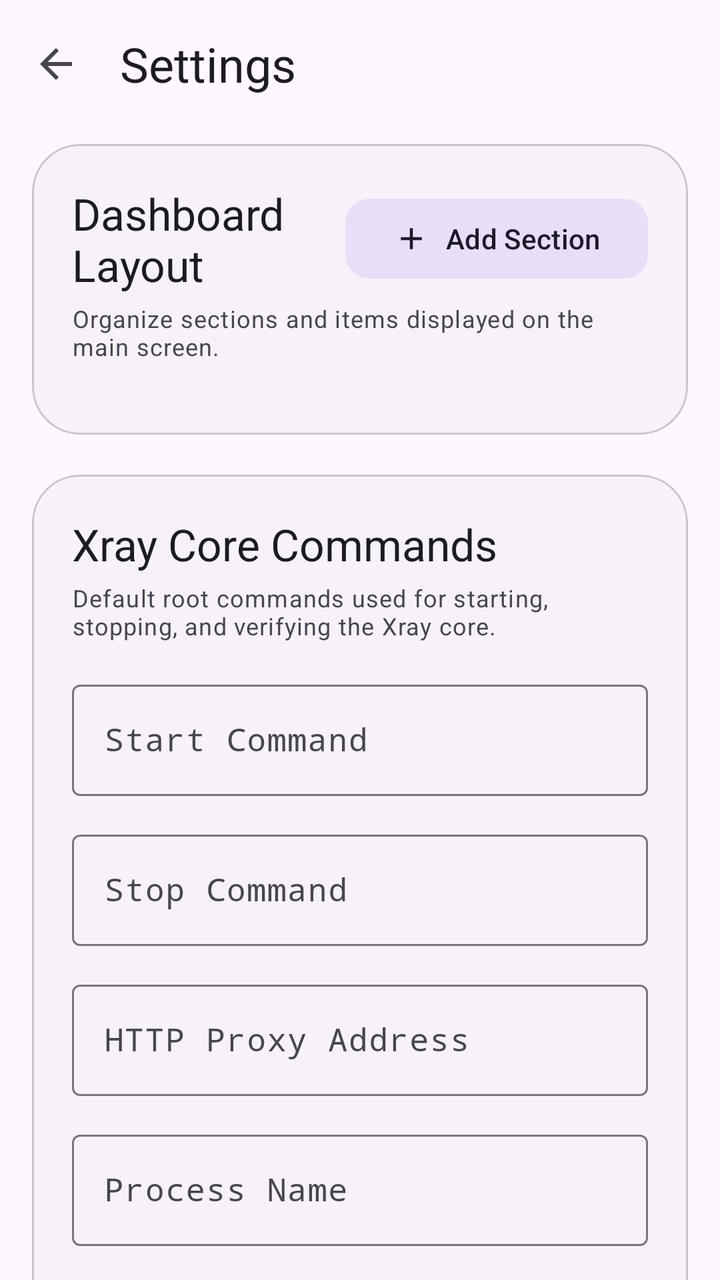
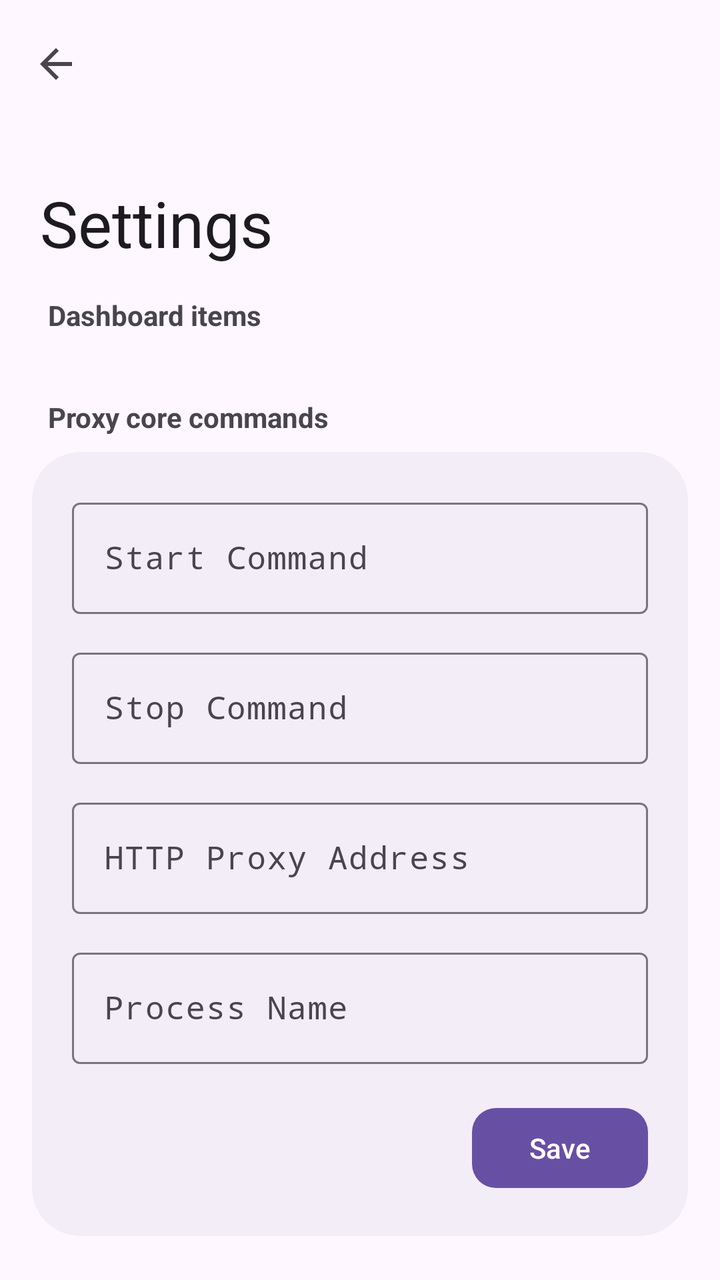

An Android layout rendered at two revisions. The XML below is the earlier revision; the diff shows what the commit changed to produce the second picture.
<!-- AndroidManifest.xml: activity theme Theme.Xray -->
<!-- res/layout/activity_settings.xml -->
<?xml version="1.0" encoding="utf-8"?>
<androidx.coordinatorlayout.widget.CoordinatorLayout
    xmlns:android="http://schemas.android.com/apk/res/android"
    xmlns:app="http://schemas.android.com/apk/res-auto"
    android:id="@+id/root_layout"
    android:layout_width="match_parent"
    android:layout_height="match_parent"
    android:background="?attr/colorSurface">

    <com.google.android.material.appbar.AppBarLayout
        android:id="@+id/appbar"
        android:layout_width="match_parent"
        android:layout_height="wrap_content"
        android:background="?attr/colorSurface"
        app:elevation="0dp">

        <com.google.android.material.appbar.MaterialToolbar
            android:id="@+id/toolbar"
            android:layout_width="match_parent"
            android:layout_height="?attr/actionBarSize"
            app:title="@string/title_settings"
            app:navigationIcon="?attr/homeAsUpIndicator"
            app:titleCentered="false"
            app:titleTextAppearance="?attr/textAppearanceHeadlineSmall" />

    </com.google.android.material.appbar.AppBarLayout>

    <androidx.core.widget.NestedScrollView
        android:id="@+id/nested_scroll_view"
        android:layout_width="match_parent"
        android:layout_height="match_parent"
        app:layout_behavior="@string/appbar_scrolling_view_behavior"
        android:clipToPadding="false"
        android:fillViewport="true">

        <LinearLayout
            android:id="@+id/scroll_content"
            android:layout_width="match_parent"
            android:layout_height="wrap_content"
            android:orientation="vertical"
            android:paddingStart="16dp"
            android:paddingEnd="16dp"
            android:paddingTop="8dp"
            android:paddingBottom="36dp">

            
            <com.google.android.material.card.MaterialCardView
                android:layout_width="match_parent"
                android:layout_height="wrap_content"
                app:cardCornerRadius="24dp"
                app:cardElevation="0dp"
                app:strokeWidth="1dp"
                app:strokeColor="?attr/colorOutlineVariant"
                app:cardBackgroundColor="?attr/colorSurfaceContainerLow"
                android:layout_marginBottom="20dp">

                <LinearLayout
                    android:layout_width="match_parent"
                    android:layout_height="wrap_content"
                    android:orientation="vertical"
                    android:padding="20dp">

                    <LinearLayout
                        android:layout_width="match_parent"
                        android:layout_height="wrap_content"
                        android:orientation="horizontal"
                        android:gravity="center_vertical"
                        android:layout_marginBottom="4dp">

                        <TextView
                            android:layout_width="0dp"
                            android:layout_height="wrap_content"
                            android:layout_weight="1"
                            android:text="@string/title_dashboard_layout"
                            android:textAppearance="?attr/textAppearanceTitleLarge"
                            android:textColor="?attr/colorOnSurface" />

                        <com.google.android.material.button.MaterialButton
                            android:id="@+id/btn_add_section"
                            android:layout_width="wrap_content"
                            android:layout_height="wrap_content"
                            android:text="@string/btn_add_section"
                            app:icon="@drawable/ic_add"
                            app:cornerRadius="12dp"
                            style="@style/Widget.Material3.Button.TonalButton" />

                    </LinearLayout>

                    <TextView
                        android:layout_width="wrap_content"
                        android:layout_height="wrap_content"
                        android:text="@string/desc_dashboard_layout"
                        android:textAppearance="?attr/textAppearanceBodySmall"
                        android:textColor="?attr/colorOnSurfaceVariant"
                        android:layout_marginBottom="16dp" />

                    
                    <LinearLayout
                        android:id="@+id/container_settings_sections"
                        android:layout_width="match_parent"
                        android:layout_height="wrap_content"
                        android:orientation="vertical" />

                </LinearLayout>

            </com.google.android.material.card.MaterialCardView>

            
            <com.google.android.material.card.MaterialCardView
                android:layout_width="match_parent"
                android:layout_height="wrap_content"
                app:cardCornerRadius="24dp"
                app:cardElevation="0dp"
                app:strokeWidth="1dp"
                app:strokeColor="?attr/colorOutlineVariant"
                app:cardBackgroundColor="?attr/colorSurfaceContainerLow"
                android:layout_marginBottom="20dp">

                <LinearLayout
                    android:layout_width="match_parent"
                    android:layout_height="wrap_content"
                    android:orientation="vertical"
                    android:padding="20dp">

                    <TextView
                        android:layout_width="wrap_content"
                        android:layout_height="wrap_content"
                        android:text="@string/title_xray_commands"
                        android:textAppearance="?attr/textAppearanceTitleLarge"
                        android:textColor="?attr/colorOnSurface" />

                    <TextView
                        android:layout_width="wrap_content"
                        android:layout_height="wrap_content"
                        android:text="@string/desc_xray_commands"
                        android:textAppearance="?attr/textAppearanceBodySmall"
                        android:textColor="?attr/colorOnSurfaceVariant"
                        android:layout_marginTop="4dp"
                        android:layout_marginBottom="16dp" />

                    
                    <com.google.android.material.textfield.TextInputLayout
                        android:id="@+id/layout_start_cmd"
                        android:layout_width="match_parent"
                        android:layout_height="wrap_content"
                        android:hint="@string/label_start_cmd"
                        style="@style/Widget.Material3.TextInputLayout.OutlinedBox">

                        <com.google.android.material.textfield.TextInputEditText
                            android:id="@+id/edit_start_cmd"
                            android:layout_width="match_parent"
                            android:layout_height="wrap_content"
                            android:typeface="monospace"
                            android:inputType="textMultiLine" />

                    </com.google.android.material.textfield.TextInputLayout>

                    
                    <com.google.android.material.textfield.TextInputLayout
                        android:id="@+id/layout_stop_cmd"
                        android:layout_width="match_parent"
                        android:layout_height="wrap_content"
                        android:layout_marginTop="14dp"
                        android:hint="@string/label_stop_cmd"
                        style="@style/Widget.Material3.TextInputLayout.OutlinedBox">

                        <com.google.android.material.textfield.TextInputEditText
                            android:id="@+id/edit_stop_cmd"
                            android:layout_width="match_parent"
                            android:layout_height="wrap_content"
                            android:typeface="monospace"
                            android:inputType="textMultiLine" />

                    </com.google.android.material.textfield.TextInputLayout>

                    
                    <com.google.android.material.textfield.TextInputLayout
                        android:id="@+id/layout_http_proxy"
                        android:layout_width="match_parent"
                        android:layout_height="wrap_content"
                        android:layout_marginTop="14dp"
                        android:hint="@string/label_proxy_address"
                        style="@style/Widget.Material3.TextInputLayout.OutlinedBox">

                        <com.google.android.material.textfield.TextInputEditText
                            android:id="@+id/edit_http_proxy"
                            android:layout_width="match_parent"
                            android:layout_height="wrap_content"
                            android:typeface="monospace"
                            android:inputType="text" />

                    </com.google.android.material.textfield.TextInputLayout>

                    
                    <com.google.android.material.textfield.TextInputLayout
                        android:id="@+id/layout_process_name"
                        android:layout_width="match_parent"
                        android:layout_height="wrap_content"
                        android:layout_marginTop="14dp"
                        android:hint="@string/label_process_name"
                        style="@style/Widget.Material3.TextInputLayout.OutlinedBox">

                        <com.google.android.material.textfield.TextInputEditText
                            android:id="@+id/edit_process_name"
                            android:layout_width="match_parent"
                            android:layout_height="wrap_content"
                            android:typeface="monospace"
                            android:inputType="text" />

                    </com.google.android.material.textfield.TextInputLayout>

                    
                    <com.google.android.material.button.MaterialButton
                        android:id="@+id/btn_save_commands"
                        android:layout_width="wrap_content"
                        android:layout_height="wrap_content"
                        android:layout_marginTop="18dp"
                        android:layout_gravity="end"
                        android:text="@string/btn_save"
                        app:cornerRadius="12dp"
                        style="@style/Widget.Material3.Button" />

                </LinearLayout>

            </com.google.android.material.card.MaterialCardView>

            
            <com.google.android.material.button.MaterialButton
                android:id="@+id/btn_reset_all_defaults"
                android:layout_width="match_parent"
                android:layout_height="50dp"
                android:text="@string/btn_reset_defaults"
                app:cornerRadius="16dp"
                style="@style/Widget.Material3.Button.OutlinedButton" />

        </LinearLayout>

    </androidx.core.widget.NestedScrollView>

</androidx.coordinatorlayout.widget.CoordinatorLayout>
<!-- resources referenced by this layout -->
<resources>
  <!-- drawable ic_add (drawable) -->
  <vector xmlns:android="http://schemas.android.com/apk/res/android"
      android:width="24dp"
      android:height="24dp"
      android:viewportWidth="24"
      android:viewportHeight="24">
      <path
          android:fillColor="?attr/colorPrimary"
          android:pathData="M19,13h-6v6h-2v-6H5v-2h6V5h2v6h6v2z"/>
  </vector>
  <string name="btn_add_section">Add Section</string>
  <string name="btn_reset_defaults">Reset to Defaults</string>
  <string name="btn_save">Save</string>
  <string name="desc_dashboard_layout">Organize sections and items displayed on the main screen.</string>
  <string name="desc_xray_commands">Default root commands used for starting, stopping, and verifying the Xray core.</string>
  <string name="label_process_name">Process Name</string>
  <string name="label_proxy_address">HTTP Proxy Address</string>
  <string name="label_start_cmd">Start Command</string>
  <string name="label_stop_cmd">Stop Command</string>
  <string name="title_dashboard_layout">Dashboard Layout</string>
  <string name="title_settings">Settings</string>
  <string name="title_xray_commands">Xray Core Commands</string>
  <style name="Theme.Xray" parent="Theme.Material3.DayNight.NoActionBar">
          <item name="android:statusBarColor">@android:color/transparent</item>
          <item name="android:navigationBarColor">@android:color/transparent</item>
          <item name="android:windowLightStatusBar">true</item>
          <item name="android:windowLightNavigationBar">true</item>
      </style>
</resources>

<!-- the commit's change to res/layout/activity_settings.xml (unified diff, before → after) -->
@@ -7,6 +7,7 @@
     android:layout_height="match_parent"
     android:background="?attr/colorSurface">
 
+    
     <com.google.android.material.appbar.AppBarLayout
         android:id="@+id/appbar"
         android:layout_width="match_parent"
@@ -14,14 +15,26 @@
         android:background="?attr/colorSurface"
         app:elevation="0dp">
 
-        <com.google.android.material.appbar.MaterialToolbar
-            android:id="@+id/toolbar"
+        <com.google.android.material.appbar.CollapsingToolbarLayout
+            android:id="@+id/collapsing_toolbar"
             android:layout_width="match_parent"
-            android:layout_height="?attr/actionBarSize"
+            android:layout_height="140dp"
+            app:layout_scrollFlags="scroll|exitUntilCollapsed|snap"
             app:title="@string/title_settings"
-            app:navigationIcon="?attr/homeAsUpIndicator"
-            app:titleCentered="false"
-            app:titleTextAppearance="?attr/textAppearanceHeadlineSmall" />
+            app:titleCollapseMode="fade"
+            app:expandedTitleTextAppearance="?attr/textAppearanceHeadlineLarge"
+            app:collapsedTitleTextAppearance="?attr/textAppearanceTitleLarge"
+            app:expandedTitleMarginStart="20dp"
+            app:expandedTitleMarginBottom="16dp">
+
+            <com.google.android.material.appbar.MaterialToolbar
+                android:id="@+id/toolbar"
+                android:layout_width="match_parent"
+                android:layout_height="?attr/actionBarSize"
+                app:navigationIcon="?attr/homeAsUpIndicator"
+                app:layout_collapseMode="pin" />
+
+        </com.google.android.material.appbar.CollapsingToolbarLayout>
 
     </com.google.android.material.appbar.AppBarLayout>
 
@@ -41,18 +54,57 @@
             android:paddingStart="16dp"
             android:paddingEnd="16dp"
             android:paddingTop="8dp"
-            android:paddingBottom="36dp">
+            android:paddingBottom="40dp">
 
             
+            <TextView
+                android:layout_width="wrap_content"
+                android:layout_height="wrap_content"
+                android:text="Dashboard items"
+                android:paddingStart="8dp"
+                android:paddingEnd="8dp"
+                android:paddingBottom="8dp"
+                android:textSize="14sp"
+                android:textStyle="bold"
+                android:textColor="?attr/colorOnSurfaceVariant" />
+
             <com.google.android.material.card.MaterialCardView
                 android:layout_width="match_parent"
                 android:layout_height="wrap_content"
                 app:cardCornerRadius="24dp"
                 app:cardElevation="0dp"
-                app:strokeWidth="1dp"
-                app:strokeColor="?attr/colorOutlineVariant"
-                app:cardBackgroundColor="?attr/colorSurfaceContainerLow"
-                android:layout_marginBottom="20dp">
+                app:strokeWidth="0dp"
+                app:cardBackgroundColor="?attr/colorSurfaceContainer"
+                android:layout_marginBottom="24dp">
+
+                <LinearLayout
+                    android:id="@+id/container_dashboard_items_list"
+                    android:layout_width="match_parent"
+                    android:layout_height="wrap_content"
+                    android:orientation="vertical" />
+
+            </com.google.android.material.card.MaterialCardView>
+
+            
+            <TextView
+                android:layout_width="wrap_content"
+                android:layout_height="wrap_content"
+                android:text="Proxy core commands"
+                android:paddingStart="8dp"
+                android:paddingEnd="8dp"
+                android:paddingBottom="8dp"
+                android:textSize="14sp"
+                android:textStyle="bold"
+                android:textColor="?attr/colorOnSurfaceVariant" />
+
+            <com.google.android.material.card.MaterialCardView
+                android:layout_width="match_parent"
+                android:layout_height="wrap_content"
+                app:cardCornerRadius="24dp"
+                app:cardElevation="0dp"
+                app:strokeWidth="0dp"
+                app:cardBackgroundColor="?attr/colorSurfaceContainer"
+                android:layout_marginBottom="24dp">
 
                 <LinearLayout
                     android:layout_width="match_parent"
@@ -60,84 +112,6 @@
                     android:orientation="vertical"
                     android:padding="20dp">
 
-                    <LinearLayout
-                        android:layout_width="match_parent"
-                        android:layout_height="wrap_content"
-                        android:orientation="horizontal"
-                        android:gravity="center_vertical"
-                        android:layout_marginBottom="4dp">
-
-                        <TextView
-                            android:layout_width="0dp"
-                            android:layout_height="wrap_content"
-                            android:layout_weight="1"
-                            android:text="@string/title_dashboard_layout"
-                            android:textAppearance="?attr/textAppearanceTitleLarge"
-                            android:textColor="?attr/colorOnSurface" />
-
-                        <com.google.android.material.button.MaterialButton
-                            android:id="@+id/btn_add_section"
-                            android:layout_width="wrap_content"
-                            android:layout_height="wrap_content"
-                            android:text="@string/btn_add_section"
-                            app:icon="@drawable/ic_add"
-                            app:cornerRadius="12dp"
-                            style="@style/Widget.Material3.Button.TonalButton" />
-
-                    </LinearLayout>
-
-                    <TextView
-                        android:layout_width="wrap_content"
-                        android:layout_height="wrap_content"
-                        android:text="@string/desc_dashboard_layout"
-                        android:textAppearance="?attr/textAppearanceBodySmall"
-                        android:textColor="?attr/colorOnSurfaceVariant"
-                        android:layout_marginBottom="16dp" />
-
-                    
-                    <LinearLayout
-                        android:id="@+id/container_settings_sections"
-                        android:layout_width="match_parent"
-                        android:layout_height="wrap_content"
-                        android:orientation="vertical" />
-
-                </LinearLayout>
-
-            </com.google.android.material.card.MaterialCardView>
-
-            
-            <com.google.android.material.card.MaterialCardView
-                android:layout_width="match_parent"
-                android:layout_height="wrap_content"
-                app:cardCornerRadius="24dp"
-                app:cardElevation="0dp"
-                app:strokeWidth="1dp"
-                app:strokeColor="?attr/colorOutlineVariant"
-                app:cardBackgroundColor="?attr/colorSurfaceContainerLow"
-                android:layout_marginBottom="20dp">
-
-                <LinearLayout
-                    android:layout_width="match_parent"
-                    android:layout_height="wrap_content"
-                    android:orientation="vertical"
-                    android:padding="20dp">
-
-                    <TextView
-                        android:layout_width="wrap_content"
-                        android:layout_height="wrap_content"
-                        android:text="@string/title_xray_commands"
-                        android:textAppearance="?attr/textAppearanceTitleLarge"
-                        android:textColor="?attr/colorOnSurface" />
-
-                    <TextView
-                        android:layout_width="wrap_content"
-                        android:layout_height="wrap_content"
-                        android:text="@string/desc_xray_commands"
-                        android:textAppearance="?attr/textAppearanceBodySmall"
-                        android:textColor="?attr/colorOnSurfaceVariant"
-                        android:layout_marginTop="4dp"
-                        android:layout_marginBottom="16dp" />
-
                     
                     <com.google.android.material.textfield.TextInputLayout
                         android:id="@+id/layout_start_cmd"
@@ -209,7 +183,6 @@
 
                     </com.google.android.material.textfield.TextInputLayout>
 
-                    
                     <com.google.android.material.button.MaterialButton
                         android:id="@+id/btn_save_commands"
                         android:layout_width="wrap_content"
@@ -225,13 +198,54 @@
             </com.google.android.material.card.MaterialCardView>
 
             
-            <com.google.android.material.button.MaterialButton
-                android:id="@+id/btn_reset_all_defaults"
-                android:layout_width="match_parent"
-                android:layout_height="50dp"
-                android:text="@string/btn_reset_defaults"
-                app:cornerRadius="16dp"
-                style="@style/Widget.Material3.Button.OutlinedButton" />
+            <TextView
+                android:layout_width="wrap_content"
+                android:layout_height="wrap_content"
+                android:text="Reset"
+                android:paddingStart="8dp"
+                android:paddingEnd="8dp"
+                android:paddingBottom="8dp"
+                android:textSize="14sp"
+                android:textStyle="bold"
+                android:textColor="?attr/colorOnSurfaceVariant" />
+
+            <com.google.android.material.card.MaterialCardView
+                android:layout_width="match_parent"
+                android:layout_height="wrap_content"
+                app:cardCornerRadius="24dp"
+                app:cardElevation="0dp"
+                app:strokeWidth="0dp"
+                app:cardBackgroundColor="?attr/colorSurfaceContainer">
+
+                <LinearLayout
+                    android:id="@+id/row_reset_defaults"
+                    android:layout_width="match_parent"
+                    android:layout_height="64dp"
+                    android:orientation="horizontal"
+                    android:gravity="center_vertical"
+                    android:paddingStart="20dp"
+                    android:paddingEnd="20dp"
+                    android:background="?attr/selectableItemBackground"
+                    android:clickable="true"
+                    android:focusable="true">
+
+                    <TextView
+                        android:layout_width="0dp"
+                        android:layout_height="wrap_content"
+                        android:layout_weight="1"
+                        android:text="@string/btn_reset_defaults"
+                        android:textSize="16sp"
+                        android:textColor="?attr/colorError" />
+
+                    <ImageView
+                        android:layout_width="20dp"
+                        android:layout_height="20dp"
+                        android:src="@drawable/ic_refresh"
+                        app:tint="?attr/colorError" />
+
+                </LinearLayout>
+
+            </com.google.android.material.card.MaterialCardView>
 
         </LinearLayout>
 
<!-- resource entries referenced after the edit -->
@@ -1,27 +1,22 @@
 <!-- resources referenced by this layout -->
 <resources>
-  <!-- drawable ic_add (drawable) -->
+  <!-- drawable ic_refresh (drawable) -->
   <vector xmlns:android="http://schemas.android.com/apk/res/android"
       android:width="24dp"
       android:height="24dp"
       android:viewportWidth="24"
       android:viewportHeight="24">
       <path
-          android:fillColor="?attr/colorPrimary"
-          android:pathData="M19,13h-6v6h-2v-6H5v-2h6V5h2v6h6v2z"/>
+          android:fillColor="?attr/colorOnSurface"
+          android:pathData="M17.65,6.35C16.2,4.9 14.21,4 12,4c-4.42,0 -7.99,3.58 -7.99,8s3.57,8 7.99,8c3.73,0 6.84,-2.55 7.73,-6h-2.08c-0.82,2.33 -3.04,4 -5.65,4 -3.31,0 -6,-2.69 -6,-6s2.69,-6 6,-6c1.66,0 3.14,0.69 4.22,1.78L13,11h7V4l-2.35,2.35z"/>
   </vector>
-  <string name="btn_add_section">Add Section</string>
   <string name="btn_reset_defaults">Reset to Defaults</string>
   <string name="btn_save">Save</string>
-  <string name="desc_dashboard_layout">Organize sections and items displayed on the main screen.</string>
-  <string name="desc_xray_commands">Default root commands used for starting, stopping, and verifying the Xray core.</string>
   <string name="label_process_name">Process Name</string>
   <string name="label_proxy_address">HTTP Proxy Address</string>
   <string name="label_start_cmd">Start Command</string>
   <string name="label_stop_cmd">Stop Command</string>
-  <string name="title_dashboard_layout">Dashboard Layout</string>
   <string name="title_settings">Settings</string>
-  <string name="title_xray_commands">Xray Core Commands</string>
   <style name="Theme.Xray" parent="Theme.Material3.DayNight.NoActionBar">
           <item name="android:statusBarColor">@android:color/transparent</item>
           <item name="android:navigationBarColor">@android:color/transparent</item>
